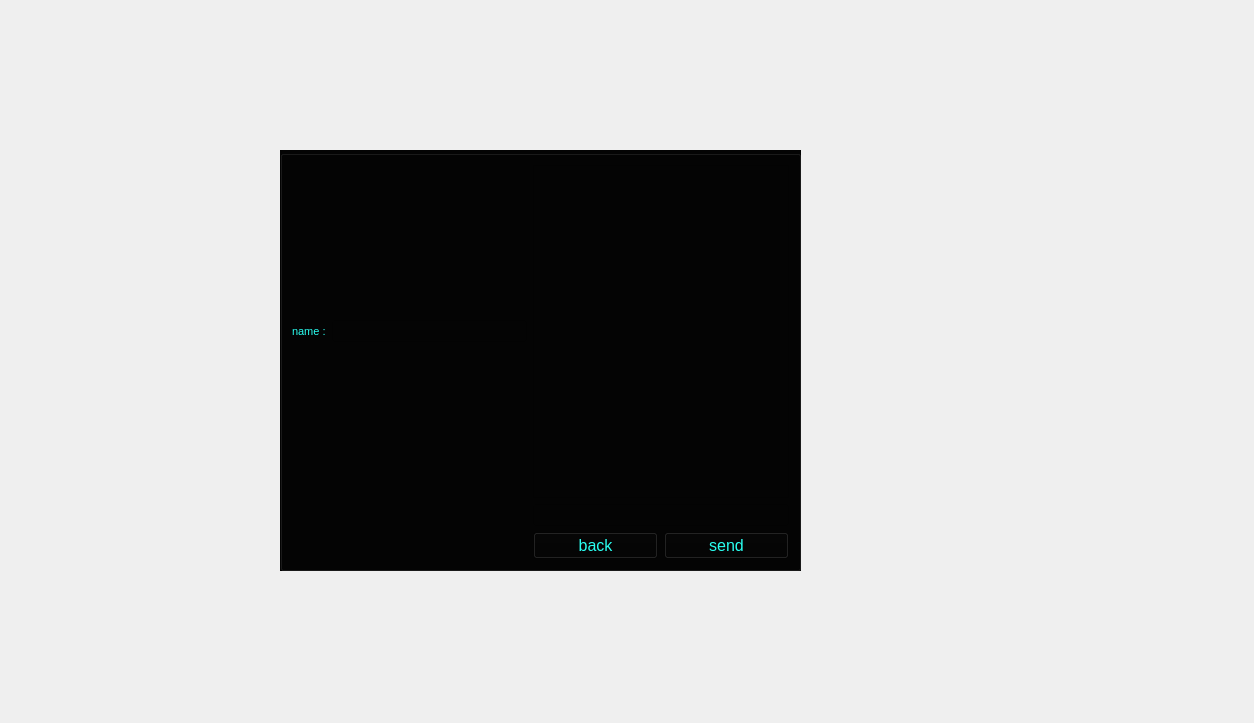
First picture: the form in massenger/createchannel_dialog.ui, repository MahanBeidokhti/AP-Messenger, before the edit.
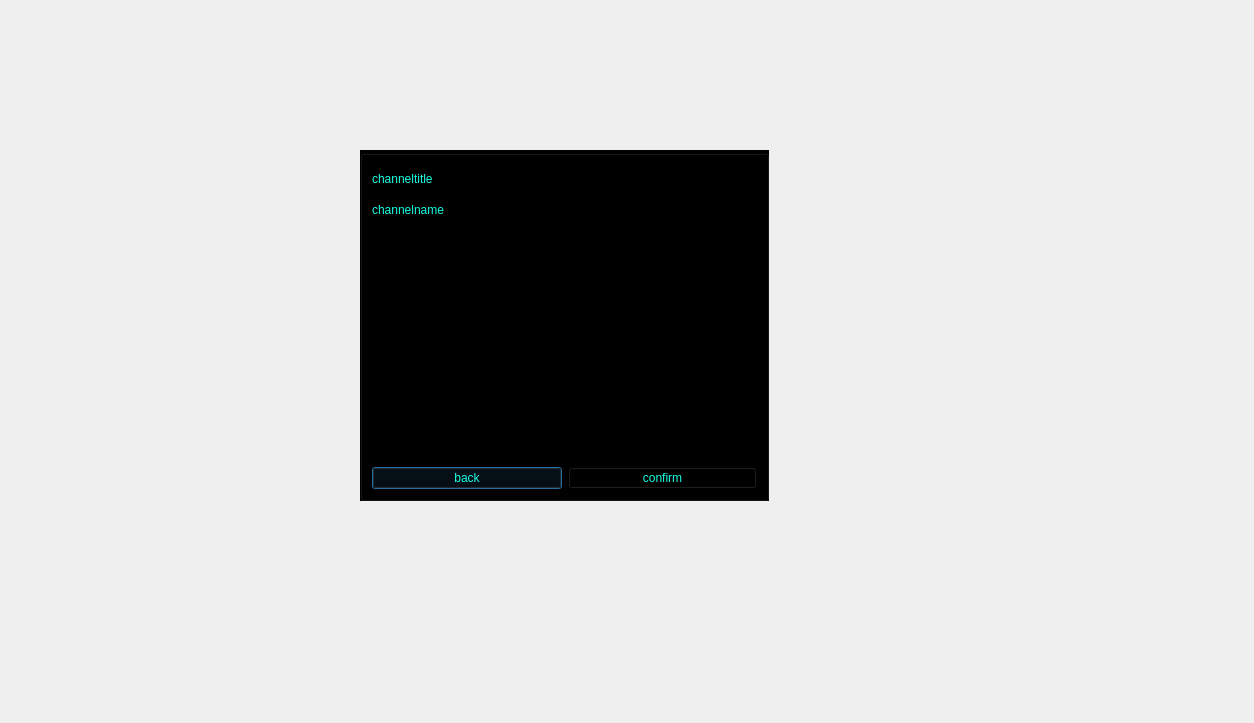
Second picture: the form after the edit. Icons and pictures are not drawn.

Commit message: create group and create channel and sendmessageuser has completed

Patch:
```diff
--- a/massenger/createchannel_dialog.ui
+++ b/massenger/createchannel_dialog.ui
@@ -16,13 +16,13 @@
   <property name="styleSheet">
    <string notr="true">background-image: url(:/Source/@metawalls.jpg);</string>
   </property>
-  <widget class="QGroupBox" name="channelinformation_groupBox">
+  <widget class="QGroupBox" name="groupinformation_groupBox">
    <property name="geometry">
     <rect>
-     <x>380</x>
-     <y>250</y>
-     <width>311</width>
-     <height>211</height>
+     <x>360</x>
+     <y>150</y>
+     <width>409</width>
+     <height>351</height>
     </rect>
    </property>
    <property name="styleSheet">
@@ -33,19 +33,12 @@
     <string/>
    </property>
    <layout class="QGridLayout" name="gridLayout_2">
-    <item row="3" column="0">
-     <widget class="QPushButton" name="back_pushButton_2">
-      <property name="text">
-       <string>back</string>
-      </property>
-     </widget>
-    </item>
     <item row="0" column="0" colspan="2">
      <layout class="QHBoxLayout" name="horizontalLayout">
       <item>
        <widget class="QLabel" name="label">
         <property name="text">
-         <string>grouptitle</string>
+         <string>channeltitle</string>
         </property>
        </widget>
       </item>
@@ -63,19 +56,19 @@
       </item>
      </layout>
     </item>
-    <item row="1" column="0">
+    <item row="3" column="0">
      <widget class="QPushButton" name="back_pushButton">
       <property name="text">
        <string>back</string>
       </property>
      </widget>
     </item>
-    <item row="2" column="0" colspan="2">
+    <item row="1" column="0" colspan="2">
      <layout class="QHBoxLayout" name="horizontalLayout_3">
       <item>
        <widget class="QLabel" name="label_2">
         <property name="text">
-         <string>groupname</string>
+         <string>channelname</string>
         </property>
        </widget>
       </item>
@@ -85,109 +78,27 @@
      </layout>
     </item>
     <item row="3" column="1">
-     <widget class="QPushButton" name="confirm_pushButton_2">
-      <property name="text">
-       <string>confirm</string>
-      </property>
-     </widget>
-    </item>
-    <item row="1" column="1">
      <widget class="QPushButton" name="confirm_pushButton">
       <property name="text">
        <string>confirm</string>
       </property>
      </widget>
     </item>
-   </layout>
-  </widget>
-  <widget class="QGroupBox" name="chat_groupBox">
-   <property name="geometry">
-    <rect>
-     <x>280</x>
-     <y>150</y>
-     <width>521</width>
-     <height>421</height>
-    </rect>
-   </property>
-   <property name="styleSheet">
-    <string notr="true">color: rgb(41, 255, 241);
-background-color: rgb(4, 4, 4);
-gridline-color: rgb(255, 71, 25);
-border-color: rgb(15, 255, 11);
-border-color: rgb(255, 23, 23);</string>
-   </property>
-   <property name="title">
-    <string/>
-   </property>
-   <layout class="QGridLayout" name="gridLayout">
-    <item row="0" column="0">
-     <widget class="QLabel" name="name_label">
+    <item row="2" column="0" colspan="2">
+     <widget class="QLabel" name="error_label">
       <property name="font">
        <font>
-        <pointsize>8</pointsize>
+        <pointsize>12</pointsize>
        </font>
-      </property>
-      <property name="text">
-       <string>name :</string>
-      </property>
-     </widget>
-    </item>
-    <item row="0" column="1">
-     <widget class="QLineEdit" name="recieved_channelname_lineEdit">
-      <property name="font">
-       <font>
-        <pointsize>8</pointsize>
-       </font>
-      </property>
-     </widget>
-    </item>
-    <item row="0" column="2">
-     <widget class="QListView" name="massege_listView">
-      <property name="styleSheet">
-       <string notr="true">gridline-color: rgb(255, 102, 26);
-selection-background-color: rgb(255, 71, 39);
-border-top-color: rgb(255, 101, 24);</string>
-      </property>
-     </widget>
-    </item>
-    <item row="1" column="2">
-     <widget class="QLineEdit" name="send_lineEdit">
-      <property name="styleSheet">
-       <string notr="true">border-color: rgb(11, 255, 235);</string>
       </property>
       <property name="text">
        <string/>
       </property>
+      <property name="alignment">
+       <set>Qt::AlignCenter</set>
+      </property>
      </widget>
     </item>
-    <item row="2" column="2">
-     <layout class="QHBoxLayout" name="horizontalLayout_2">
-      <item>
-       <widget class="QPushButton" name="back_chat_pushButton">
-        <property name="font">
-         <font>
-          <pointsize>12</pointsize>
-         </font>
-        </property>
-        <property name="text">
-         <string>back</string>
-        </property>
-       </widget>
-      </item>
-      <item>
-       <widget class="QPushButton" name="send_pushButton">
-        <property name="font">
-         <font>
-          <pointsize>12</pointsize>
-         </font>
-        </property>
-        <property name="text">
-         <string>send</string>
-        </property>
-       </widget>
-      </item>
-     </layout>
-    </item>
    </layout>
   </widget>
  </widget>
```
The commit also changes 8 other files.
